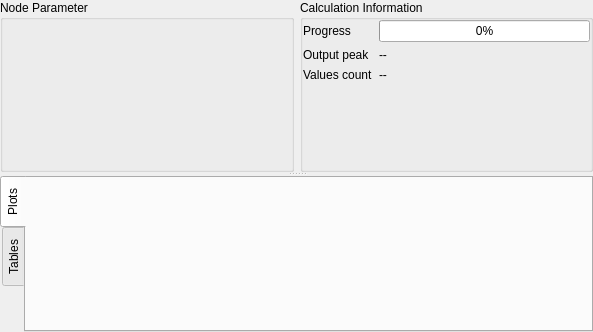
Before: the Qt Designer form src/ui/reoshydraulichydrographjunctionpropertieswidget.ui in vcloarec/ReosProject, drawn with Qt 5.
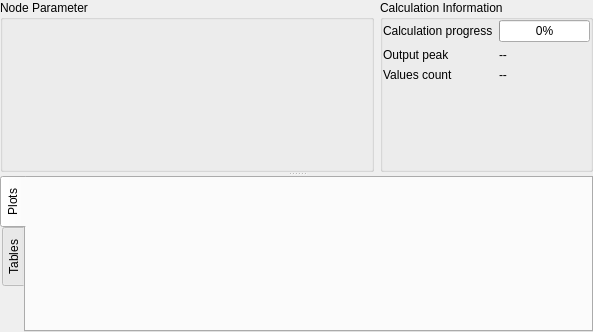
After: the same form once the commit is applied. Custom widgets are drawn as their Qt base class.

```diff
--- a/src/ui/reoshydraulichydrographjunctionpropertieswidget.ui
+++ b/src/ui/reoshydraulichydrographjunctionpropertieswidget.ui
@@ -10,10 +10,19 @@
     <height>332</height>
    </rect>
   </property>
+  <property name="sizePolicy">
+   <sizepolicy hsizetype="Preferred" vsizetype="Preferred">
+    <horstretch>0</horstretch>
+    <verstretch>0</verstretch>
+   </sizepolicy>
+  </property>
   <property name="windowTitle">
    <string>Form</string>
   </property>
   <layout class="QVBoxLayout" name="verticalLayout">
+   <property name="sizeConstraint">
+    <enum>QLayout::SetDefaultConstraint</enum>
+   </property>
    <property name="leftMargin">
     <number>0</number>
    </property>
@@ -32,7 +41,10 @@
       <enum>Qt::Vertical</enum>
      </property>
      <widget class="QWidget" name="mNodeWidget" native="true">
-      <layout class="QGridLayout" name="gridLayout" columnstretch="1,1">
+      <layout class="QGridLayout" name="gridLayout" columnstretch="1,0">
+       <property name="sizeConstraint">
+        <enum>QLayout::SetDefaultConstraint</enum>
+       </property>
        <property name="leftMargin">
         <number>0</number>
        </property>
@@ -47,6 +59,12 @@
        </property>
        <item row="0" column="0">
         <widget class="QGroupBox" name="mGroupBoxParameters">
+         <property name="sizePolicy">
+          <sizepolicy hsizetype="Preferred" vsizetype="Preferred">
+           <horstretch>0</horstretch>
+           <verstretch>0</verstretch>
+          </sizepolicy>
+         </property>
          <property name="title">
           <string>Node Parameter</string>
          </property>
@@ -94,7 +112,7 @@
           <item row="0" column="0">
            <widget class="QLabel" name="label">
             <property name="text">
-             <string>Progress</string>
+             <string>Calculation progress</string>
             </property>
            </widget>
           </item>
```
